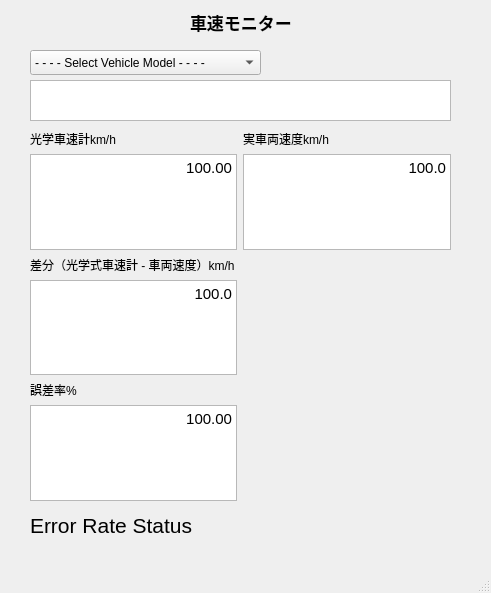
The window that kistler_driver/scripts/ui_monitor.ui (tier4/kistler_driver) describes before a commit, drawn with Qt 5.
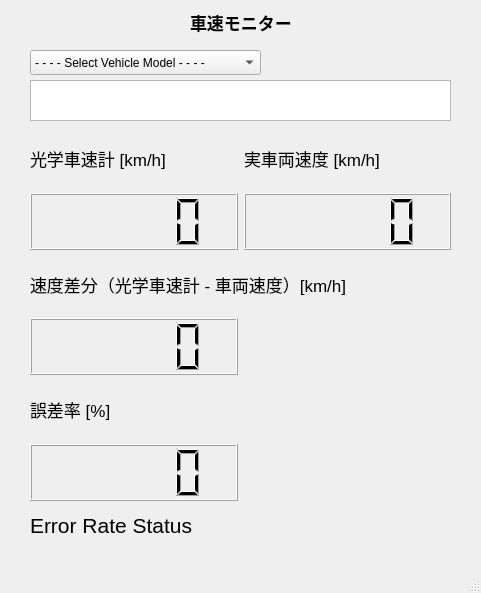
The same window after the commit.

Commit message: use lcd number instead of text browser

Diff of the .ui file:
```diff
--- a/kistler_driver/scripts/ui_monitor.ui
+++ b/kistler_driver/scripts/ui_monitor.ui
@@ -6,7 +6,7 @@
    <rect>
     <x>0</x>
     <y>0</y>
-    <width>491</width>
+    <width>481</width>
     <height>593</height>
    </rect>
   </property>
@@ -63,98 +63,68 @@
      </rect>
     </property>
     <layout class="QGridLayout" name="gridLayout">
-     <item row="0" column="0">
-      <widget class="QLabel" name="label_kistler">
+     <item row="5" column="0">
+      <widget class="QLabel" name="label_error">
+       <property name="font">
+        <font>
+         <pointsize>13</pointsize>
+         <weight>50</weight>
+         <bold>false</bold>
+        </font>
+       </property>
        <property name="text">
-        <string>光学車速計km/h</string>
+        <string>誤差率 [%]</string>
        </property>
       </widget>
      </item>
      <item row="0" column="1">
       <widget class="QLabel" name="label_vehicle">
+       <property name="font">
+        <font>
+         <pointsize>13</pointsize>
+        </font>
+       </property>
        <property name="text">
-        <string>実車両速度km/h</string>
+        <string>実車両速度 [km/h]</string>
        </property>
       </widget>
      </item>
-     <item row="1" column="0">
-      <widget class="QTextBrowser" name="textBrowser_kistler_data">
-       <property name="font">
-        <font>
-         <pointsize>30</pointsize>
-        </font>
-       </property>
-       <property name="html">
-        <string>&lt;!DOCTYPE HTML PUBLIC &quot;-//W3C//DTD HTML 4.0//EN&quot; &quot;http://www.w3.org/TR/REC-html40/strict.dtd&quot;&gt;
-&lt;html&gt;&lt;head&gt;&lt;meta name=&quot;qrichtext&quot; content=&quot;1&quot; /&gt;&lt;style type=&quot;text/css&quot;&gt;
-p, li { white-space: pre-wrap; }
-&lt;/style&gt;&lt;/head&gt;&lt;body style=&quot; font-family:'Ubuntu'; font-size:30pt; font-weight:400; font-style:normal;&quot;&gt;
-&lt;p align=&quot;right&quot; style=&quot; margin-top:0px; margin-bottom:0px; margin-left:0px; margin-right:0px; -qt-block-indent:0; text-indent:0px;&quot;&gt;&lt;span style=&quot; font-size:11pt;&quot;&gt;100.00&lt;/span&gt;&lt;/p&gt;&lt;/body&gt;&lt;/html&gt;</string>
-       </property>
-      </widget>
-     </item>
-     <item row="1" column="1">
-      <widget class="QTextBrowser" name="textBrowser_vehicle_data">
-       <property name="font">
-        <font>
-         <pointsize>30</pointsize>
-        </font>
-       </property>
-       <property name="html">
-        <string>&lt;!DOCTYPE HTML PUBLIC &quot;-//W3C//DTD HTML 4.0//EN&quot; &quot;http://www.w3.org/TR/REC-html40/strict.dtd&quot;&gt;
-&lt;html&gt;&lt;head&gt;&lt;meta name=&quot;qrichtext&quot; content=&quot;1&quot; /&gt;&lt;style type=&quot;text/css&quot;&gt;
-p, li { white-space: pre-wrap; }
-&lt;/style&gt;&lt;/head&gt;&lt;body style=&quot; font-family:'Ubuntu'; font-size:30pt; font-weight:400; font-style:normal;&quot;&gt;
-&lt;p align=&quot;right&quot; style=&quot; margin-top:0px; margin-bottom:0px; margin-left:0px; margin-right:0px; -qt-block-indent:0; text-indent:0px;&quot;&gt;&lt;span style=&quot; font-size:11pt;&quot;&gt;100.0&lt;/span&gt;&lt;/p&gt;&lt;/body&gt;&lt;/html&gt;</string>
-       </property>
-      </widget>
+     <item row="3" column="0">
+      <widget class="QLCDNumber" name="lcdNumber_diff_velocity"/>
      </item>
      <item row="2" column="0" colspan="2">
       <widget class="QLabel" name="label_diff">
-       <property name="text">
-        <string>差分（光学式車速計 - 車両速度）km/h</string>
-       </property>
-      </widget>
-     </item>
-     <item row="3" column="0">
-      <widget class="QTextBrowser" name="textBrowser_diff_data">
        <property name="font">
         <font>
-         <pointsize>30</pointsize>
+         <pointsize>13</pointsize>
         </font>
        </property>
-       <property name="html">
-        <string>&lt;!DOCTYPE HTML PUBLIC &quot;-//W3C//DTD HTML 4.0//EN&quot; &quot;http://www.w3.org/TR/REC-html40/strict.dtd&quot;&gt;
-&lt;html&gt;&lt;head&gt;&lt;meta name=&quot;qrichtext&quot; content=&quot;1&quot; /&gt;&lt;style type=&quot;text/css&quot;&gt;
-p, li { white-space: pre-wrap; }
-&lt;/style&gt;&lt;/head&gt;&lt;body style=&quot; font-family:'Ubuntu'; font-size:30pt; font-weight:400; font-style:normal;&quot;&gt;
-&lt;p align=&quot;right&quot; style=&quot; margin-top:0px; margin-bottom:0px; margin-left:0px; margin-right:0px; -qt-block-indent:0; text-indent:0px;&quot;&gt;&lt;span style=&quot; font-size:11pt;&quot;&gt;100.0&lt;/span&gt;&lt;/p&gt;&lt;/body&gt;&lt;/html&gt;</string>
-       </property>
-      </widget>
-     </item>
-     <item row="4" column="0">
-      <widget class="QLabel" name="label_error">
        <property name="text">
-        <string>誤差率%</string>
+        <string>速度差分（光学車速計 - 車両速度）[km/h]</string>
        </property>
       </widget>
      </item>
-     <item row="5" column="0">
-      <widget class="QTextBrowser" name="textBrowser_error_data">
+     <item row="1" column="0">
+      <widget class="QLCDNumber" name="lcdNumber_kistler_velocity"/>
+     </item>
+     <item row="0" column="0">
+      <widget class="QLabel" name="label_kistler">
        <property name="font">
         <font>
-         <pointsize>30</pointsize>
+         <pointsize>13</pointsize>
         </font>
        </property>
-       <property name="html">
-        <string>&lt;!DOCTYPE HTML PUBLIC &quot;-//W3C//DTD HTML 4.0//EN&quot; &quot;http://www.w3.org/TR/REC-html40/strict.dtd&quot;&gt;
-&lt;html&gt;&lt;head&gt;&lt;meta name=&quot;qrichtext&quot; content=&quot;1&quot; /&gt;&lt;style type=&quot;text/css&quot;&gt;
-p, li { white-space: pre-wrap; }
-&lt;/style&gt;&lt;/head&gt;&lt;body style=&quot; font-family:'Ubuntu'; font-size:30pt; font-weight:400; font-style:normal;&quot;&gt;
-&lt;p align=&quot;right&quot; style=&quot; margin-top:0px; margin-bottom:0px; margin-left:0px; margin-right:0px; -qt-block-indent:0; text-indent:0px;&quot;&gt;&lt;span style=&quot; font-size:11pt;&quot;&gt;100.00&lt;/span&gt;&lt;/p&gt;&lt;/body&gt;&lt;/html&gt;</string>
+       <property name="text">
+        <string>光学車速計 [km/h]</string>
        </property>
       </widget>
      </item>
+     <item row="6" column="0">
+      <widget class="QLCDNumber" name="lcdNumber_error_rate"/>
+     </item>
+     <item row="1" column="1">
+      <widget class="QLCDNumber" name="lcdNumber_vehicle_velocity"/>
+     </item>
     </layout>
    </widget>
    <widget class="QComboBox" name="vehicle_model">
```
Left out of the diff: 4 changed lines with no effect on the pictures. The commit also changes 2 other files.
